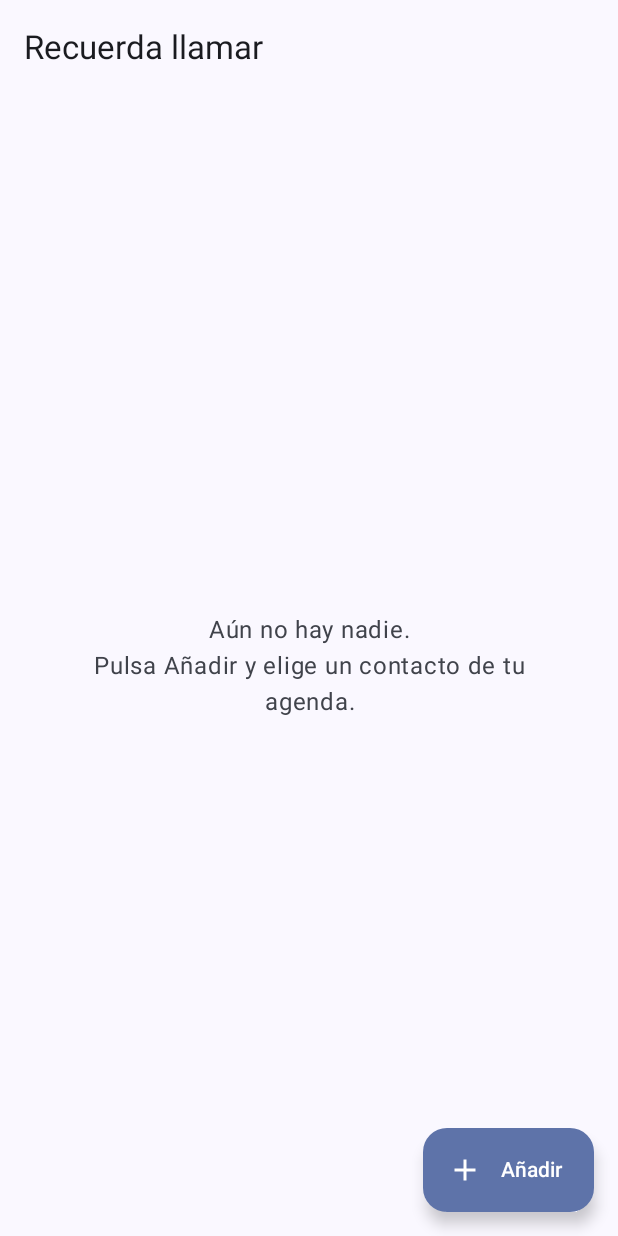
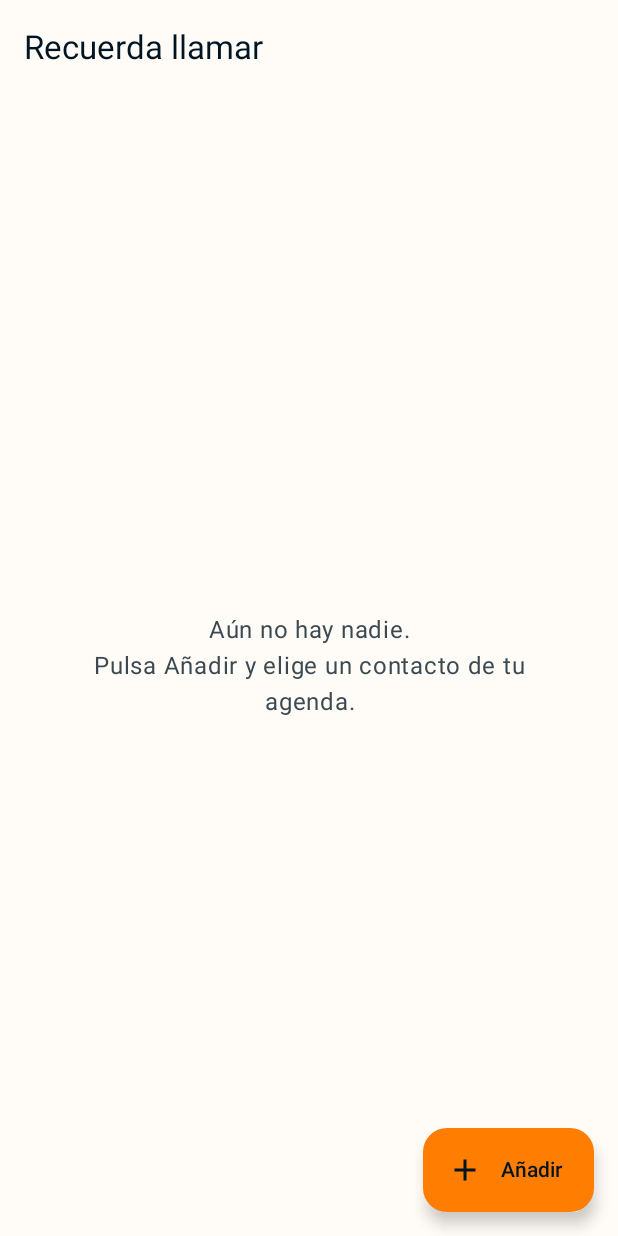
Before and after one commit to cmatuteortega/reacher, an Android app built with Jetpack Compose: the screen it shows after launch (MainActivity), on a phone screen of 412 x 824 dp. Run offline under Robolectric (Android 15) with nearby library versions, the phone set to English and light mode, and no system bars; our stand-ins replace Room's generated code.

Commit message:
Icono reminder y paleta propia
El icono de la app pasa a ser el simbolo reminder de Material Symbols
como icono adaptativo (crema sobre petroleo, con capa monocroma), y la
notificacion usa el mismo simbolo. El tema deja el color dinamico por
una paleta propia en claro y oscuro: 001524, 15616d, ffecd1 y ff7d00,
con el naranja para el boton de anadir y la campana de toca llamar.

Co-Authored-By: Claude Opus 5.5 <noreply@anthropic.com>
Claude-Session: https://claude.ai/code/session_01KopktNqG5YFfKxQkD8Pb1c

```diff
--- a/app/src/main/AndroidManifest.xml
+++ b/app/src/main/AndroidManifest.xml
@@ -22,7 +22,8 @@
 
     <application
         android:name=".App"
-        android:icon="@android:drawable/sym_action_call"
+        android:icon="@mipmap/ic_launcher"
+        android:roundIcon="@mipmap/ic_launcher_round"
         android:label="@string/app_name"
         android:supportsRtl="true"
         android:theme="@style/Theme.RecuerdaLlamar">
--- a/app/src/main/java/com/example/recuerdallamar/avisos/Notificaciones.kt
+++ b/app/src/main/java/com/example/recuerdallamar/avisos/Notificaciones.kt
@@ -13,6 +13,7 @@ import androidx.core.app.NotificationCompat
 import androidx.core.app.NotificationManagerCompat
 import androidx.core.content.ContextCompat
 import com.example.recuerdallamar.NotificacionPulsadaActivity
+import com.example.recuerdallamar.R
 import com.example.recuerdallamar.datos.Contacto
 
 object Notificaciones {
@@ -52,7 +53,8 @@ object Notificaciones {
         )
 
         val notificacion = NotificationCompat.Builder(context, CANAL)
-            .setSmallIcon(android.R.drawable.sym_action_call)
+            .setSmallIcon(R.drawable.ic_notificacion)
+            .setColor(ContextCompat.getColor(context, R.color.naranja))
             .setContentTitle(contacto.nombre)
             .setContentText(contacto.medio.aviso(contacto.nombre))
             .setCategory(NotificationCompat.CATEGORY_REMINDER)
--- a/app/src/main/java/com/example/recuerdallamar/ui/PantallaLista.kt
+++ b/app/src/main/java/com/example/recuerdallamar/ui/PantallaLista.kt
@@ -64,6 +64,9 @@ fun PantallaLista(
         floatingActionButton = {
             ExtendedFloatingActionButton(
                 onClick = onAnadir,
+                // El naranja de la paleta, reservado para lo que pide accion.
+                containerColor = MaterialTheme.colorScheme.tertiary,
+                contentColor = MaterialTheme.colorScheme.onTertiary,
                 icon = { Icon(Icons.Filled.Add, contentDescription = null) },
                 text = { Text("Añadir") },
             )
@@ -125,7 +128,7 @@ private fun FilaContacto(contacto: Contacto, onClick: () -> Unit, modifier: Modi
                 Icon(
                     Icons.Filled.Notifications,
                     contentDescription = "Toca llamar",
-                    tint = MaterialTheme.colorScheme.primary,
+                    tint = MaterialTheme.colorScheme.tertiary,
                 )
             }
         },
--- a/app/src/main/java/com/example/recuerdallamar/ui/Tema.kt
+++ b/app/src/main/java/com/example/recuerdallamar/ui/Tema.kt
@@ -1,25 +1,83 @@
 package com.example.recuerdallamar.ui
 
-import android.os.Build
 import androidx.compose.foundation.isSystemInDarkTheme
 import androidx.compose.material3.MaterialTheme
 import androidx.compose.material3.darkColorScheme
-import androidx.compose.material3.dynamicDarkColorScheme
-import androidx.compose.material3.dynamicLightColorScheme
 import androidx.compose.material3.lightColorScheme
 import androidx.compose.runtime.Composable
-import androidx.compose.ui.platform.LocalContext
+import androidx.compose.ui.graphics.Color
 
-/** Material 3 con color dinamico (Android 12+) y el esquema por defecto antes. */
+// Paleta de la app, la misma del icono.
+private val Tinta = Color(0xFF001524) // azul noche: texto y fondo oscuro
+private val Petroleo = Color(0xFF15616D) // verde azulado: color principal
+private val Crema = Color(0xFFFFECD1) // crema: tarjetas y texto sobre oscuro
+private val Naranja = Color(0xFFFF7D00) // naranja: acentos (anadir, toca llamar)
+
+/*
+ * Los tonos intermedios salen de mezclar la paleta entre si. Sobre el naranja
+ * el texto va en Tinta y no en blanco: el blanco no llega al contraste minimo.
+ */
+private val claro = lightColorScheme(
+    primary = Petroleo,
+    onPrimary = Color.White,
+    primaryContainer = Color(0xFFC4E7EC),
+    onPrimaryContainer = Tinta,
+    secondary = Color(0xFF8A4A00),
+    onSecondary = Color.White,
+    secondaryContainer = Crema,
+    onSecondaryContainer = Tinta,
+    tertiary = Naranja,
+    onTertiary = Tinta,
+    tertiaryContainer = Color(0xFFFFD6AD),
+    onTertiaryContainer = Tinta,
+    background = Color(0xFFFFFBF6),
+    onBackground = Tinta,
+    surface = Color(0xFFFFFBF6),
+    onSurface = Tinta,
+    surfaceVariant = Crema,
+    onSurfaceVariant = Color(0xFF3B4A52),
+    surfaceContainerLowest = Color.White,
+    surfaceContainerLow = Color(0xFFFFF7EC),
+    surfaceContainer = Color(0xFFFFF3E3),
+    surfaceContainerHigh = Color(0xFFFFEFDA),
+    surfaceContainerHighest = Crema,
+    outline = Color(0xFF6F7F86),
+    outlineVariant = Color(0xFFD9CBB8),
+)
+
+private val oscuro = darkColorScheme(
+    primary = Color(0xFF86D0DB),
+    onPrimary = Tinta,
+    primaryContainer = Petroleo,
+    onPrimaryContainer = Crema,
+    secondary = Color(0xFFFFB877),
+    onSecondary = Tinta,
+    secondaryContainer = Color(0xFF3A3024),
+    onSecondaryContainer = Crema,
+    tertiary = Naranja,
+    onTertiary = Tinta,
+    tertiaryContainer = Color(0xFF7A3C00),
+    onTertiaryContainer = Crema,
+    background = Tinta,
+    onBackground = Crema,
+    surface = Tinta,
+    onSurface = Crema,
+    surfaceVariant = Color(0xFF1F3A49),
+    onSurfaceVariant = Color(0xFFCFC3B2),
+    surfaceContainerLowest = Color(0xFF000D16),
+    surfaceContainerLow = Color(0xFF071C2A),
+    surfaceContainer = Color(0xFF0C2331),
+    surfaceContainerHigh = Color(0xFF142C3B),
+    surfaceContainerHighest = Color(0xFF1C3646),
+    outline = Color(0xFF8A969C),
+    outlineVariant = Color(0xFF34495A),
+)
+
+/**
+ * Material 3 con la paleta propia en claro y oscuro. Sin color dinamico: en
+ * Android 12+ taparia la paleta con los colores del fondo de pantalla.
+ */
 @Composable
 fun TemaApp(content: @Composable () -> Unit) {
-    val oscuro = isSystemInDarkTheme()
-    val context = LocalContext.current
-    val esquema = when {
-        Build.VERSION.SDK_INT >= Build.VERSION_CODES.S ->
-            if (oscuro) dynamicDarkColorScheme(context) else dynamicLightColorScheme(context)
-        oscuro -> darkColorScheme()
-        else -> lightColorScheme()
-    }
-    MaterialTheme(colorScheme = esquema, content = content)
+    MaterialTheme(colorScheme = if (isSystemInDarkTheme()) oscuro else claro, content = content)
 }
--- /dev/null
+++ b/app/src/main/res/drawable/ic_notificacion.xml
@@ -0,0 +1,11 @@
+<?xml version="1.0" encoding="utf-8"?>
+<!-- Icono pequeno de la notificacion: el mismo simbolo que la app, en blanco (el sistema lo tine). -->
+<vector xmlns:android="http://schemas.android.com/apk/res/android"
+    android:width="24dp"
+    android:height="24dp"
+    android:viewportWidth="24"
+    android:viewportHeight="24">
+    <path
+        android:fillColor="#FFFFFFFF"
+        android:pathData="M6.5 8h1V7Q7.5 6.57 7.21 6.29T6.5 6Q6.08 6 5.79 6.29T5.5 7T5.79 7.71T6.5 8ZM11 8q0.43 0 0.71 -0.29Q12 7.43 12 7T11.71 6.29T11 6T10.29 6.29T10 7V8h1Zm1.55 7.5ZM10.48 22Q9.78 22 9.16 21.7T8.13 20.85L2.68 13.93l0.48 -0.5Q3.65 12.9 4.35 12.8t1.3 0.28L7.5 14.2V10h-1Q5.25 10 4.38 9.13T3.5 7T4.38 4.88T6.5 4Q6.78 4 7.01 4.05T7.5 4.17V3Q7.5 2.57 7.79 2.29T8.5 2Q8.93 2 9.23 2.29Q9.53 2.57 9.53 3V4.4Q9.88 4.2 10.24 4.1T11 4q1.25 0 2.13 0.88T14 7T13.13 9.13T11 10H9.53v7.8L7.1 16.3l2.6 3.32q0.15 0.18 0.35 0.27T10.48 20H16q0.82 0 1.41 -0.59T18 18V14q0 -0.43 -0.29 -0.71T17 13H11.53V11H17q1.25 0 2.13 0.88T20 14v4q0 1.65 -1.18 2.82T16 22H10.48Z" />
+</vector>
--- /dev/null
+++ b/app/src/main/res/mipmap-anydpi-v26/ic_launcher.xml
@@ -0,0 +1,6 @@
+<?xml version="1.0" encoding="utf-8"?>
+<adaptive-icon xmlns:android="http://schemas.android.com/apk/res/android">
+    <background android:drawable="@color/icono_fondo" />
+    <foreground android:drawable="@drawable/ic_launcher_foreground" />
+    <monochrome android:drawable="@drawable/ic_launcher_monochrome" />
+</adaptive-icon>
--- /dev/null
+++ b/app/src/main/res/mipmap-anydpi-v26/ic_launcher_round.xml
@@ -0,0 +1,6 @@
+<?xml version="1.0" encoding="utf-8"?>
+<adaptive-icon xmlns:android="http://schemas.android.com/apk/res/android">
+    <background android:drawable="@color/icono_fondo" />
+    <foreground android:drawable="@drawable/ic_launcher_foreground" />
+    <monochrome android:drawable="@drawable/ic_launcher_monochrome" />
+</adaptive-icon>
--- /dev/null
+++ b/app/src/main/res/values-night/colors.xml
@@ -0,0 +1,4 @@
+<?xml version="1.0" encoding="utf-8"?>
+<resources>
+    <color name="fondo_ventana">@color/tinta</color>
+</resources>
--- /dev/null
+++ b/app/src/main/res/values/colors.xml
@@ -0,0 +1,14 @@
+<?xml version="1.0" encoding="utf-8"?>
+<resources>
+    <!-- Paleta de la app; en Compose la misma esta en ui/Tema.kt. -->
+    <color name="tinta">#FF001524</color>
+    <color name="petroleo">#FF15616D</color>
+    <color name="crema">#FFFFECD1</color>
+    <color name="naranja">#FFFF7D00</color>
+
+    <color name="icono_fondo">@color/petroleo</color>
+    <color name="icono_simbolo">@color/crema</color>
+
+    <!-- Fondo de la ventana antes de que pinte Compose (arranque sin parpadeo). -->
+    <color name="fondo_ventana">#FFFFFBF6</color>
+</resources>
--- a/app/src/main/res/values/themes.xml
+++ b/app/src/main/res/values/themes.xml
@@ -1,5 +1,11 @@
 <?xml version="1.0" encoding="utf-8"?>
 <resources>
-    <!-- El tema de verdad lo pone Compose (ui/Tema.kt); este solo quita la barra. -->
-    <style name="Theme.RecuerdaLlamar" parent="android:Theme.Material.Light.NoActionBar" />
+    <!--
+      El tema de verdad lo pone Compose (ui/Tema.kt); este solo quita la barra
+      y da a la ventana el fondo de la paleta, para que al abrir no destelle blanco
+      en modo oscuro.
+    -->
+    <style name="Theme.RecuerdaLlamar" parent="android:Theme.Material.Light.NoActionBar">
+        <item name="android:windowBackground">@color/fondo_ventana</item>
+    </style>
 </resources>
```
Also changed, not shown: app/src/main/res/drawable/ic_launcher_foreground.xml (added, +21 -0 lines), app/src/main/res/drawable/ic_launcher_monochrome.xml (added, +21 -0 lines), 1 other file.
